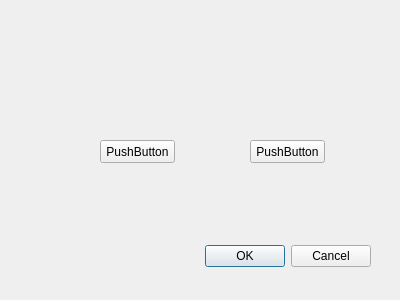
Before: the Qt Designer form rqrqr.ui in kulohen/video4in1, drawn with Qt 5.
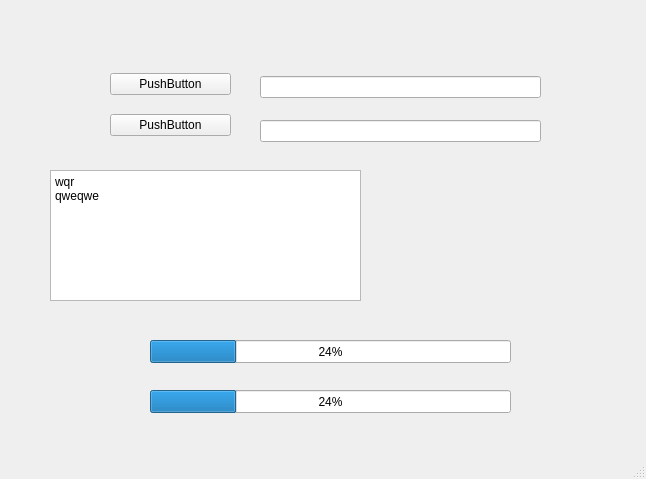
After: the same form once the commit is applied.

```diff
--- a/rqrqr.ui
+++ b/rqrqr.ui
@@ -1,60 +1,119 @@
 <?xml version="1.0" encoding="UTF-8"?>
 <ui version="4.0">
- <class>Dialog</class>
- <widget class="QDialog" name="Dialog">
+ <class>MainWindow</class>
+ <widget class="QMainWindow" name="MainWindow">
   <property name="geometry">
    <rect>
     <x>0</x>
     <y>0</y>
-    <width>400</width>
-    <height>300</height>
+    <width>646</width>
+    <height>479</height>
    </rect>
   </property>
   <property name="windowTitle">
    <string>Dialog</string>
   </property>
-  <widget class="QDialogButtonBox" name="buttonBox">
-   <property name="geometry">
-    <rect>
-     <x>30</x>
-     <y>240</y>
-     <width>341</width>
-     <height>32</height>
-    </rect>
-   </property>
-   <property name="orientation">
-    <enum>Qt::Horizontal</enum>
-   </property>
-   <property name="standardButtons">
-    <set>QDialogButtonBox::Cancel|QDialogButtonBox::Ok</set>
-   </property>
+  <widget class="QWidget" name="centralwidget">
+   <widget class="QProgressBar" name="progressBar">
+    <property name="geometry">
+     <rect>
+      <x>150</x>
+      <y>340</y>
+      <width>361</width>
+      <height>23</height>
+     </rect>
+    </property>
+    <property name="value">
+     <number>24</number>
+    </property>
+   </widget>
+   <widget class="QProgressBar" name="progressBar_2">
+    <property name="geometry">
+     <rect>
+      <x>150</x>
+      <y>390</y>
+      <width>361</width>
+      <height>23</height>
+     </rect>
+    </property>
+    <property name="value">
+     <number>24</number>
+    </property>
+   </widget>
+   <widget class="QWidget" name="verticalLayoutWidget">
+    <property name="geometry">
+     <rect>
+      <x>110</x>
+      <y>60</y>
+      <width>121</width>
+      <height>91</height>
+     </rect>
+    </property>
+    <layout class="QVBoxLayout" name="verticalLayout">
+     <item>
+      <widget class="QPushButton" name="pushButton">
+       <property name="text">
+        <string>PushButton</string>
+       </property>
+      </widget>
+     </item>
+     <item>
+      <widget class="QPushButton" name="pushButton_2">
+       <property name="text">
+        <string>PushButton</string>
+       </property>
+      </widget>
+     </item>
+    </layout>
+   </widget>
+   <widget class="QWidget" name="verticalLayoutWidget_2">
+    <property name="geometry">
+     <rect>
+      <x>260</x>
+      <y>60</y>
+      <width>281</width>
+      <height>99</height>
+     </rect>
+    </property>
+    <layout class="QVBoxLayout" name="verticalLayout_2">
+     <item>
+      <widget class="QLineEdit" name="lineEdit"/>
+     </item>
+     <item>
+      <widget class="QLineEdit" name="lineEdit_2"/>
+     </item>
+    </layout>
+   </widget>
+   <widget class="QTextEdit" name="textEdit">
+    <property name="geometry">
+     <rect>
+      <x>50</x>
+      <y>170</y>
+      <width>311</width>
+      <height>131</height>
+     </rect>
+    </property>
+    <property name="html">
+     <string>&lt;!DOCTYPE HTML PUBLIC &quot;-//W3C//DTD HTML 4.0//EN&quot; &quot;http://www.w3.org/TR/REC-html40/strict.dtd&quot;&gt;
+&lt;html&gt;&lt;head&gt;&lt;meta name=&quot;qrichtext&quot; content=&quot;1&quot; /&gt;&lt;style type=&quot;text/css&quot;&gt;
+p, li { white-space: pre-wrap; }
+&lt;/style&gt;&lt;/head&gt;&lt;body style=&quot; font-family:'SimSun'; font-size:9pt; font-weight:400; font-style:normal;&quot;&gt;
+&lt;p style=&quot; margin-top:0px; margin-bottom:0px; margin-left:0px; margin-right:0px; -qt-block-indent:0; text-indent:0px;&quot;&gt;wqr&lt;/p&gt;
+&lt;p style=&quot; margin-top:0px; margin-bottom:0px; margin-left:0px; margin-right:0px; -qt-block-indent:0; text-indent:0px;&quot;&gt;qweqwe&lt;/p&gt;&lt;/body&gt;&lt;/html&gt;</string>
+    </property>
+   </widget>
   </widget>
-  <widget class="QPushButton" name="pushButton">
+  <widget class="QMenuBar" name="menubar">
    <property name="geometry">
     <rect>
-     <x>100</x>
-     <y>140</y>
-     <width>75</width>
+     <x>0</x>
+     <y>0</y>
+     <width>646</width>
      <height>23</height>
     </rect>
    </property>
-   <property name="text">
-    <string>PushButton</string>
-   </property>
   </widget>
-  <widget class="QPushButton" name="pushButton_2">
-   <property name="geometry">
-    <rect>
-     <x>250</x>
-     <y>140</y>
-     <width>75</width>
-     <height>23</height>
-    </rect>
-   </property>
-   <property name="text">
-    <string>PushButton</string>
-   </property>
-  </widget>
+  <widget class="QStatusBar" name="statusbar"/>
  </widget>
  <resources/>
  <connections>
```
Left out of the diff: 37 changed lines with no effect on the pictures.
